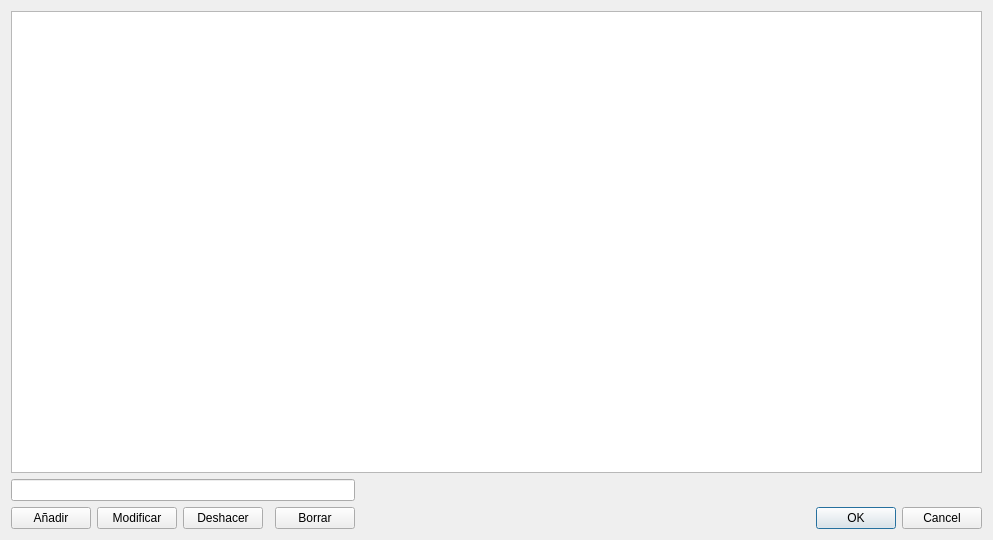
The window that fabricantes.ui (Ladis72/tienda) describes before a commit, drawn with Qt 5.
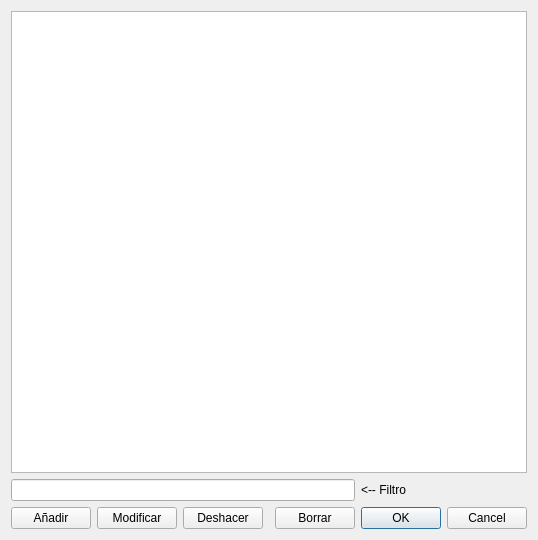
The same window after the commit.

Patch:
```diff
--- a/fabricantes.ui
+++ b/fabricantes.ui
@@ -6,7 +6,7 @@
    <rect>
     <x>0</x>
     <y>0</y>
-    <width>993</width>
+    <width>534</width>
     <height>540</height>
    </rect>
   </property>
@@ -58,6 +58,9 @@
      <attribute name="horizontalHeaderShowSortIndicator" stdset="0">
       <bool>true</bool>
      </attribute>
+     <attribute name="verticalHeaderVisible">
+      <bool>false</bool>
+     </attribute>
     </widget>
    </item>
    <item row="2" column="0">
@@ -77,6 +80,13 @@
    <item row="1" column="0" colspan="5">
     <widget class="QLineEdit" name="lineEdit"/>
    </item>
+   <item row="1" column="5">
+    <widget class="QLabel" name="label">
+     <property name="text">
+      <string>&lt;-- Filtro</string>
+     </property>
+    </widget>
+   </item>
   </layout>
  </widget>
  <tabstops>
```
Left out of the diff: 4 changed lines with no effect on the pictures.
